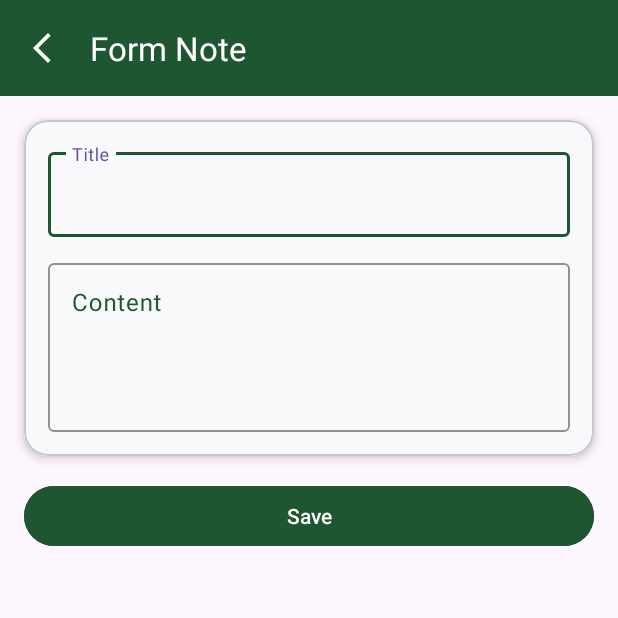
After one commit to abl1717/Praktikum_Mobile, an Android app: the FormNoteActivity screen opened directly, with no data from a screen before it, on a phone screen of 412 x 824 dp, the top half of it. The commit adds this screen. Run offline under Robolectric (Android 15) with nearby library versions, the phone set to English and light mode, and no system bars; our stand-ins replace Room's generated code.

Commit message:
Commit 16 November 2026, Pertemuan 11

```diff
--- a/app/build.gradle.kts
+++ b/app/build.gradle.kts
@@ -1,5 +1,6 @@
 plugins {
     alias(libs.plugins.android.application)
+    id("com.google.devtools.ksp")
 }
 
 android {
@@ -48,4 +49,9 @@ dependencies {
     implementation("androidx.gridlayout:gridlayout:1.0.0") // Tahap 4: GridLayout
     implementation("androidx.viewpager2:viewpager2:1.1.0") // Tahap 5: ViewPager2
     implementation("com.tbuonomo:dotsindicator:5.1.0") // Tahap 6: DotsIndicator
+    val roomVersion = "2.8.4"
+    implementation("androidx.room:room-runtime:$roomVersion")
+    implementation("androidx.room:room-ktx:$roomVersion")
+    ksp("androidx.room:room-compiler:$roomVersion")
+    implementation("androidx.recyclerview:recyclerview:1.3.2")
 }
--- a/app/src/main/AndroidManifest.xml
+++ b/app/src/main/AndroidManifest.xml
@@ -63,6 +63,10 @@
             android:name=".pertemuan_10.TenthActivity"
             android:exported="false"
             android:windowSoftInputMode="adjustResize" />
+        <activity
+            android:name=".Note.FormNoteActivity"
+            android:exported="false"
+            android:windowSoftInputMode="adjustResize" />
     </application>
 
 </manifest>
--- /dev/null
+++ b/app/src/main/java/com/example/abil/Note/FormNoteActivity.kt
@@ -0,0 +1,77 @@
+package com.example.abil.Note
+
+import android.os.Bundle
+import android.view.MenuItem
+import android.widget.Toast
+import androidx.activity.enableEdgeToEdge
+import androidx.appcompat.app.AppCompatActivity
+import androidx.core.view.ViewCompat
+import androidx.core.view.WindowInsetsCompat
+import androidx.lifecycle.lifecycleScope
+import com.example.abil.R
+import com.example.abil.data.AppDatabase
+import com.example.abil.data.entity.NoteEntity
+import com.example.abil.databinding.ActivityBaseBinding
+import com.example.abil.databinding.ActivityFormNoteBinding
+import kotlinx.coroutines.launch
+
+class FormNoteActivity : AppCompatActivity() {
+    private lateinit var binding: ActivityFormNoteBinding
+    private lateinit var db: AppDatabase
+    override fun onCreate(savedInstanceState: Bundle?) {
+        super.onCreate(savedInstanceState)
+        enableEdgeToEdge()
+        binding = ActivityFormNoteBinding.inflate(layoutInflater)
+        setContentView(binding.root)
+        ViewCompat.setOnApplyWindowInsetsListener(findViewById(R.id.main)) { v, insets ->
+            val systemBars = insets.getInsets(WindowInsetsCompat.Type.systemBars())
+            v.setPadding(systemBars.left, systemBars.top, systemBars.right, systemBars.bottom)
+            insets
+        }
+        setSupportActionBar(binding.toolbar)
+        supportActionBar?.apply {
+            title = "Form Note"
+            setDisplayHomeAsUpEnabled(true)
+            setDisplayShowHomeEnabled(true)
+            setHomeAsUpIndicator(R.drawable.ic_arrow_back)
+        }
+        db = AppDatabase.getInstance(this)
+        binding.btnSaveNote.setOnClickListener {
+            val title = binding.etTitle.text.toString().trim()
+            val content = binding.etContent.text.toString().trim()
+            if (title.isBlank() || content.isBlank()) {
+                Toast.makeText(
+                    this, "Isi semua kolom!", Toast.LENGTH_SHORT
+                ).show()
+                return@setOnClickListener
+            }
+            binding.btnSaveNote.isEnabled = false
+            lifecycleScope.launch {
+                try {
+                    db.noteDao().insert(
+                        NoteEntity(title = title, content = content)
+                    )
+                    finish()
+                } catch (e: Exception) {
+                    binding.btnSaveNote.isEnabled = true
+                    Toast.makeText(
+                        this@FormNoteActivity,
+                        "Gagal menyimpan catatan",
+                        Toast.LENGTH_SHORT
+                    ).show()
+                }
+            }
+        }
+    }
+
+    override fun onOptionsItemSelected(item: MenuItem): Boolean {
+        return when (item.itemId) {
+            android.R.id.home -> {
+                onBackPressedDispatcher.onBackPressed()
+                true
+            }
+
+            else -> super.onOptionsItemSelected(item)
+        }
+    }
+}
--- /dev/null
+++ b/app/src/main/java/com/example/abil/data/AppDatabase.kt
@@ -0,0 +1,30 @@
+package com.example.abil.data
+
+import android.content.Context
+import androidx.room.Database
+import androidx.room.Room
+import androidx.room.RoomDatabase
+import com.example.abil.data.dao.NoteDao
+import com.example.abil.data.entity.NoteEntity
+
+@Database(
+    entities = [NoteEntity::class],
+    version = 1,
+    exportSchema = false
+)
+abstract class AppDatabase : RoomDatabase() {
+    abstract fun noteDao(): NoteDao
+
+    companion object {
+        @Volatile
+        private var INSTANCE: AppDatabase? = null
+        fun getInstance(context: Context): AppDatabase =
+            INSTANCE ?: synchronized(this) {
+                INSTANCE ?: Room.databaseBuilder(
+                    context.applicationContext,
+                    AppDatabase::class.java,
+                    "app_database"
+                ).build().also { INSTANCE = it }
+            }
+    }
+}
--- /dev/null
+++ b/app/src/main/java/com/example/abil/data/dao/NoteDao.kt
@@ -0,0 +1,19 @@
+package com.example.abil.data.dao
+
+import androidx.room.Dao
+import androidx.room.Delete
+import androidx.room.Insert
+import androidx.room.Query
+import com.example.abil.data.entity.NoteEntity
+
+@Dao
+interface NoteDao {
+    @Query("SELECT * FROM notes ORDER BY createdAt DESC")
+    suspend fun getAll(): List<NoteEntity>
+
+    @Insert
+    suspend fun insert(note: NoteEntity)
+
+    @Delete
+    suspend fun delete(note: NoteEntity)
+}
--- /dev/null
+++ b/app/src/main/res/layout/activity_form_note.xml
@@ -0,0 +1,83 @@
+<?xml version="1.0" encoding="utf-8"?>
+<androidx.constraintlayout.widget.ConstraintLayout xmlns:android="http://schemas.android.com/apk/res/android"
+    xmlns:app="http://schemas.android.com/apk/res-auto"
+    xmlns:tools="http://schemas.android.com/tools"
+    android:id="@+id/main"
+    android:layout_width="match_parent"
+    android:layout_height="match_parent"
+    tools:context=".Note.FormNoteActivity">
+
+    <androidx.appcompat.widget.Toolbar
+        android:id="@+id/toolbar"
+        android:layout_width="match_parent"
+        android:layout_height="?attr/actionBarSize"
+        android:background="@color/heritageGreen"
+        app:layout_constraintEnd_toEndOf="parent"
+        app:layout_constraintStart_toStartOf="parent"
+        app:layout_constraintTop_toTopOf="parent"
+        app:layout_scrollFlags="enterAlways"
+        app:subtitleTextColor="@android:color/white"
+        app:titleTextColor="@android:color/white" />
+
+    <com.google.android.material.card.MaterialCardView
+        android:id="@+id/cardForm"
+        android:layout_width="0dp"
+        android:layout_height="wrap_content"
+        android:layout_margin="16dp"
+        app:cardCornerRadius="16dp"
+        app:cardElevation="4dp"
+        app:layout_constraintEnd_toEndOf="parent"
+        app:layout_constraintStart_toStartOf="parent"
+        app:layout_constraintTop_toBottomOf="@id/toolbar">
+
+        <LinearLayout
+            android:layout_width="match_parent"
+            android:layout_height="wrap_content"
+            android:background="@color/softLight"
+            android:orientation="vertical"
+            android:padding="16dp">
+
+            <com.google.android.material.textfield.TextInputLayout
+                android:layout_width="match_parent"
+                android:layout_height="wrap_content"
+                android:hint="Title"
+                android:textColorHint="@color/heritageGreen"
+                app:boxStrokeColor="@color/heritageGreen">
+
+                <com.google.android.material.textfield.TextInputEditText
+                    android:id="@+id/etTitle"
+                    android:layout_width="match_parent"
+                    android:layout_height="wrap_content" />
+            </com.google.android.material.textfield.TextInputLayout>
+
+            <com.google.android.material.textfield.TextInputLayout
+                android:layout_width="match_parent"
+                android:layout_height="wrap_content"
+                android:layout_marginTop="12dp"
+                android:hint="Content"
+                android:textColorHint="@color/heritageGreen"
+                app:boxStrokeColor="@color/heritageGreen">
+
+                <com.google.android.material.textfield.TextInputEditText
+                    android:id="@+id/etContent"
+                    android:layout_width="match_parent"
+                    android:layout_height="wrap_content"
+                    android:gravity="top"
+                    android:inputType="textMultiLine"
+                    android:minLines="4" />
+            </com.google.android.material.textfield.TextInputLayout>
+        </LinearLayout>
+    </com.google.android.material.card.MaterialCardView>
+
+    <com.google.android.material.button.MaterialButton
+        android:id="@+id/btnSaveNote"
+        android:layout_width="0dp"
+        android:layout_height="wrap_content"
+        android:layout_margin="16dp"
+        android:backgroundTint="@color/heritageGreen"
+        android:text="Save"
+        app:layout_constraintEnd_toEndOf="parent"
+        app:layout_constraintStart_toStartOf="parent"
+        app:layout_constraintTop_toBottomOf="@id/cardForm" />
+
+</androidx.constraintlayout.widget.ConstraintLayout>
--- a/app/src/main/res/menu/bottom_nav_menu.xml
+++ b/app/src/main/res/menu/bottom_nav_menu.xml
@@ -12,5 +12,9 @@
         android:id="@+id/more"
         android:icon="@drawable/ic_more"
         android:title="More" />
+    <item
+        android:id="@+id/note"
+        android:icon="@drawable/ic_notes"
+        android:title="Notes" />
 
 </menu>
--- a/build.gradle.kts
+++ b/build.gradle.kts
@@ -1,4 +1,5 @@
 // Top-level build file where you can add configuration options common to all sub-projects/modules.
 plugins {
     alias(libs.plugins.android.application) apply false
+    id("com.google.devtools.ksp") version "1.9.10-1.0.13" apply false
 }
--- a/gradle.properties
+++ b/gradle.properties
@@ -17,3 +17,4 @@ org.gradle.jvmargs=-Xmx2048m -Dfile.encoding=UTF-8
 org.gradle.configuration-cache=true
 # Kotlin code style for this project: "official" or "obsolete":
 kotlin.code.style=official
+android.disallowKotlinSourceSets=false
```
Also changed, not shown: app/src/main/java/com/example/abil/BaseActivity.kt (+10 -2 lines), app/src/main/java/com/example/abil/Note/NoteAdapter.kt (added, +45 -0 lines), app/src/main/java/com/example/abil/Note/NoteFragment.kt (added, +75 -0 lines), app/src/main/java/com/example/abil/data/entity/NoteEntity.kt (added, +13 -0 lines), app/src/main/res/drawable/ic_add.xml (added, +20 -0 lines), app/src/main/res/drawable/ic_delete.xml (added, +20 -0 lines), app/src/main/res/drawable/ic_notes.xml (added, +20 -0 lines), app/src/main/res/layout/fragment_note.xml (added, +40 -0 lines), app/src/main/res/layout/item_note.xml (added, +37 -0 lines).
